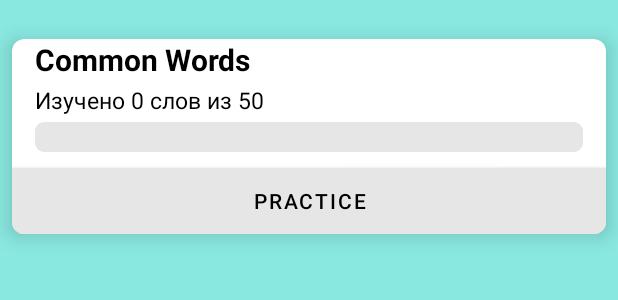
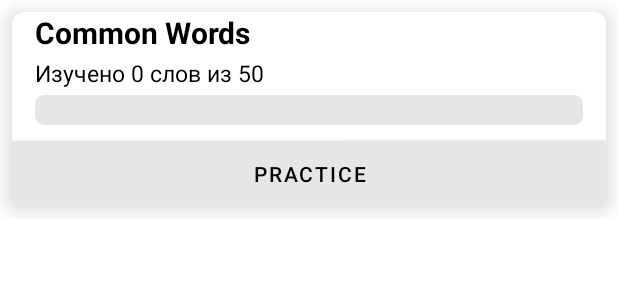
Before and after one commit to danilbelikov/English-Cards, an Android app: the layout item_words.xml on its own in the app's theme, with its tools: preview values and no code run, on a phone screen of 412 x 824 dp. Shown: the top 300 px of the screen. Run offline under Robolectric (Android 15) with nearby library versions, the phone set to English and light mode, and no system bars.

Commit message:
item_created_2

```diff
--- /dev/null
+++ b/app/src/main/java/com/example/englishcards/ui/adapters/CardsAdapter.kt
@@ -0,0 +1,4 @@
+package com.example.englishcards.ui.adapters
+
+class CardsAdapter {
+}
--- /dev/null
+++ b/app/src/main/java/com/example/englishcards/ui/data/CardsService.kt
@@ -0,0 +1,4 @@
+package com.example.englishcards.ui.data
+
+class CardsService {
+}
--- /dev/null
+++ b/app/src/main/java/com/example/englishcards/ui/model/CardsIntro.kt
@@ -0,0 +1,6 @@
+package com.example.englishcards.ui.model
+
+data class CardsIntro(
+    val name: String,
+    val progress: String
+)
--- a/app/src/main/res/layout/item_words.xml
+++ b/app/src/main/res/layout/item_words.xml
@@ -2,8 +2,18 @@
 <androidx.constraintlayout.widget.ConstraintLayout xmlns:android="http://schemas.android.com/apk/res/android"
     xmlns:app="http://schemas.android.com/apk/res-auto"
     android:layout_width="match_parent"
-    android:layout_height="match_parent"
-    android:background="@color/mainBackground">
+    android:layout_height="wrap_content"
+    >
+
+    <FrameLayout
+        android:layout_width="match_parent"
+        android:layout_height="match_parent"
+        app:layout_constraintBottom_toBottomOf="parent"
+        app:layout_constraintEnd_toEndOf="parent"
+        app:layout_constraintStart_toStartOf="parent"
+        app:layout_constraintTop_toTopOf="parent">
+
+    </FrameLayout>
 
     <androidx.cardview.widget.CardView
         android:id="@+id/cardView"
```
Also changed, not shown: app/src/main/res/layout/fragment_main.xml (+25 -8 lines).
